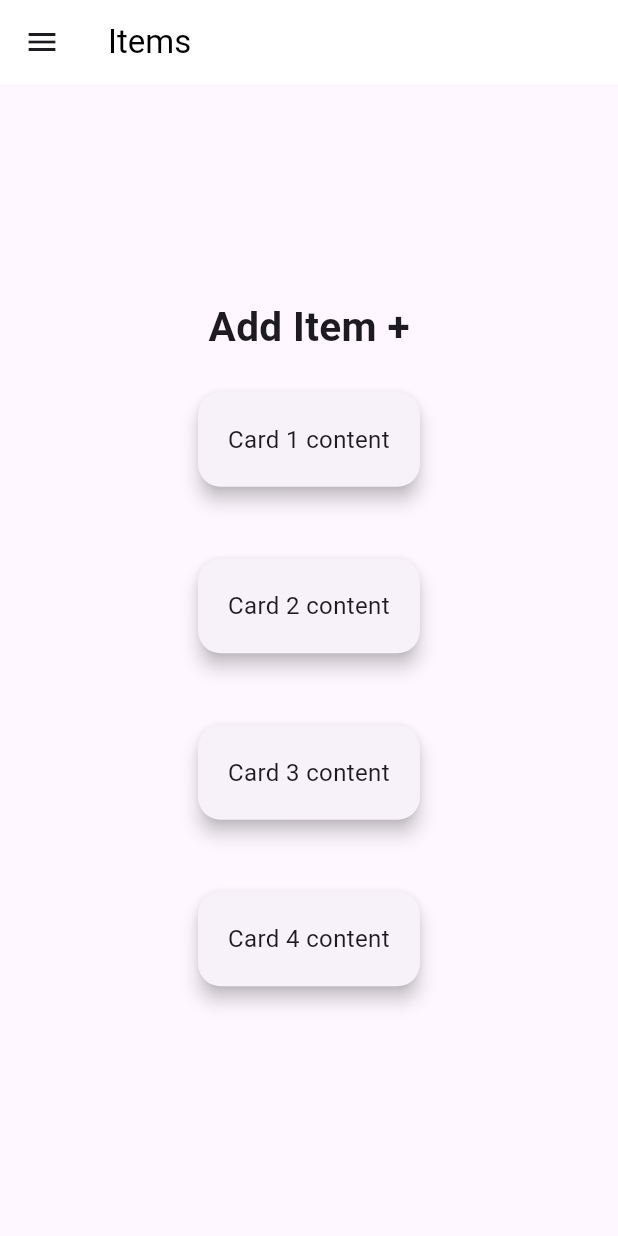
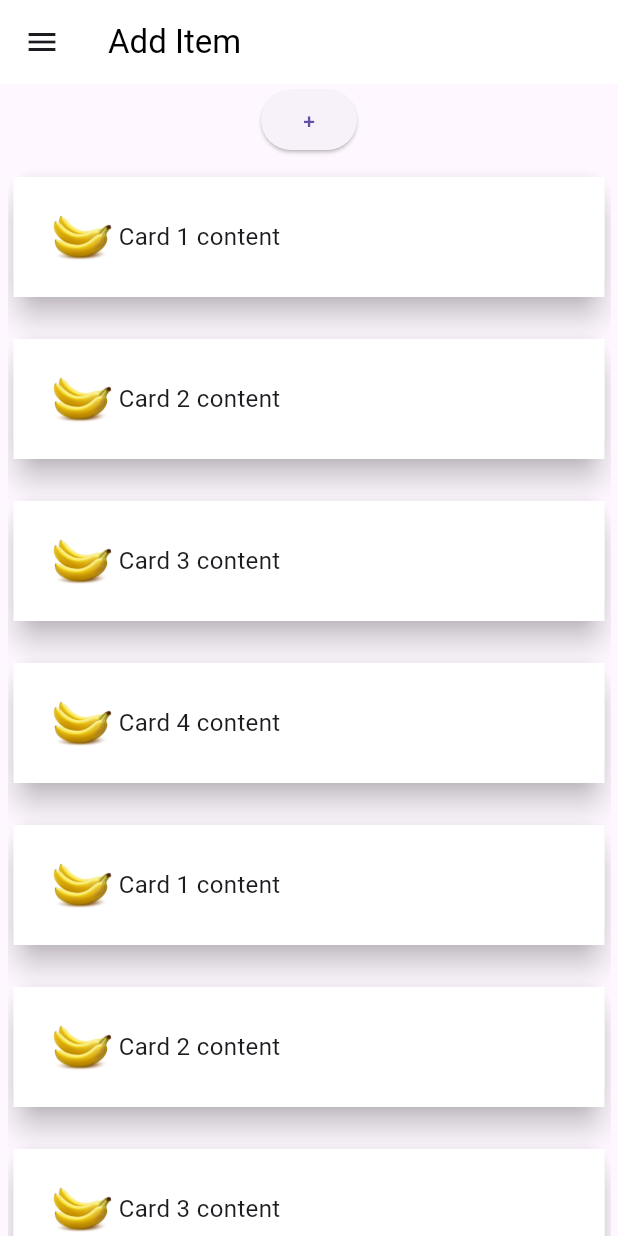
Before and after one commit to Darahat/-SmartCart, a Flutter app: the screen it shows after launch, on a phone screen of 412 x 824 dp. Run offline on Flutter 3.47's test engine with Material 3 defaults, Android fonts, the phone set to English and light mode, and no system bars; our stand-ins replace firebase_auth, firebase_core, fluttertoast, font_awesome_flutter, google_sign_in; accounts and stored records are empty.

Commit message:
list item design done

```diff
--- a/lib/components/cardTypeOne.dart
+++ b/lib/components/cardTypeOne.dart
@@ -10,18 +10,37 @@ class CardTypeOne extends StatelessWidget {
     return Padding(
       padding: EdgeInsets.symmetric(vertical: 10.0),
       child: Card(
-        elevation: 5.0,
+        elevation: 8.0,
         shape: RoundedRectangleBorder(
           borderRadius: BorderRadius.circular(15.0),
         ),
         child: Container(
+            color: Colors.white,
             padding: EdgeInsets.all(20),
-          child: Text(
+            child: Row(
+              children: [
+                Column(
+                  children: [
+                    Image.asset(
+                      'assets/images/banana.jpg',
+                      width: 50.0,
+                    )
+                  ],
+                ),
+                Column(
+                  children: [
+                    Text(
                       content,
                       textAlign: TextAlign.center,
                       style: TextStyle(fontSize: 16),
                     ),
+                  ],
                 ),
+                Column(
+                  children: [],
+                ),
+              ],
+            )),
       ),
     );
   }
--- a/lib/pages/home_page.dart
+++ b/lib/pages/home_page.dart
@@ -1,28 +1,30 @@
 import 'package:flutter/material.dart';
 import 'package:smartCart/components/CardTypeOne.dart';
+import 'package:smartCart/pages/addItemDialog.dart';
 
-class HomePage extends StatefulWidget {
-  const HomePage({super.key});
-
-  @override
-  State<HomePage> createState() => _HomePageState();
-}
-
-class _HomePageState extends State<HomePage> {
+class HomePage extends StatelessWidget {
   final List<String> cardContents = [
     'Card 1 content',
     'Card 2 content',
     'Card 3 content',
     'Card 4 content',
+    'Card 1 content',
+    'Card 2 content',
+    'Card 3 content',
+    'Card 4 content',
   ];
+
   @override
   Widget build(BuildContext context) {
     return Scaffold(
       appBar: AppBar(
-          leading: IconButton(onPressed: () {}, icon: Icon(Icons.menu)),
+        leading: IconButton(
+          onPressed: () {},
+          icon: Icon(Icons.menu),
+        ),
         automaticallyImplyLeading: false,
-          title: const Text(
-            "Items",
+        title: Text(
+          "Add Item",
           style: TextStyle(color: Colors.black),
         ),
         backgroundColor: Colors.white,
@@ -30,18 +32,32 @@ class _HomePageState extends State<HomePage> {
       body: Center(
         child: Padding(
           padding: EdgeInsets.symmetric(horizontal: 5),
-            child:
-                Column(mainAxisAlignment: MainAxisAlignment.center, children: [
-              Text(
-                "Add Item +",
-                style: TextStyle(fontSize: 27, fontWeight: FontWeight.bold),
+          child: Column(
+            mainAxisAlignment: MainAxisAlignment.center,
+            children: [
+              ElevatedButton(
+                onPressed: () {
+                  showDialog(
+                    context: context,
+                    builder: (BuildContext context) {
+                      return AddItemDialog();
+                    },
+                  );
+                },
+                child: Text("+"),
               ),
-              for (var content in cardContents)
-                Padding(
-                    padding: EdgeInsets.symmetric(vertical: 10.0),
-                    child: CardTypeOne(content: content))
-            ]),
+              Expanded(
+                child: ListView(
+                  children: [
+                    for (String content in cardContents)
+                      CardTypeOne(content: content),
+                  ],
                 ),
-        ));
+              ),
+            ],
+          ),
+        ),
+      ),
+    );
   }
 }
--- a/pubspec.yaml
+++ b/pubspec.yaml
@@ -20,7 +20,9 @@ dependencies:
 dev_dependencies:
   flutter_test:
     sdk: flutter
-  flutter_lints: ^2.0.0
+  flutter_lints: ^3.0.1
 
 flutter:
   uses-material-design: true
+  assets:
+    - assets/images/banana.jpg
```
Also changed, not shown: lib/pages/addItemDialog.dart (added, +37 -0 lines), assets/c1677cf9fb55f921a420a20aff4aa21d.png (renamed from lib/assets/c1677cf9fb55f921a420a20aff4aa21d.png), assets/images/banana.jpg (added), pubspec.lock. Lines whose indentation alone changed are shown as unchanged.
